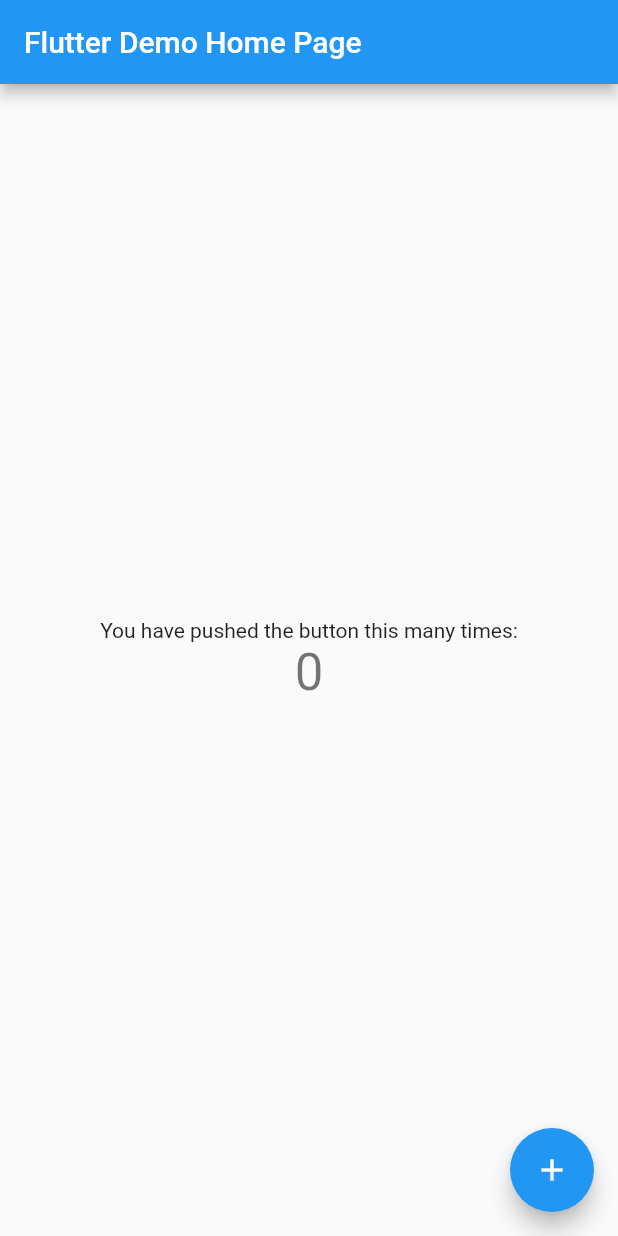
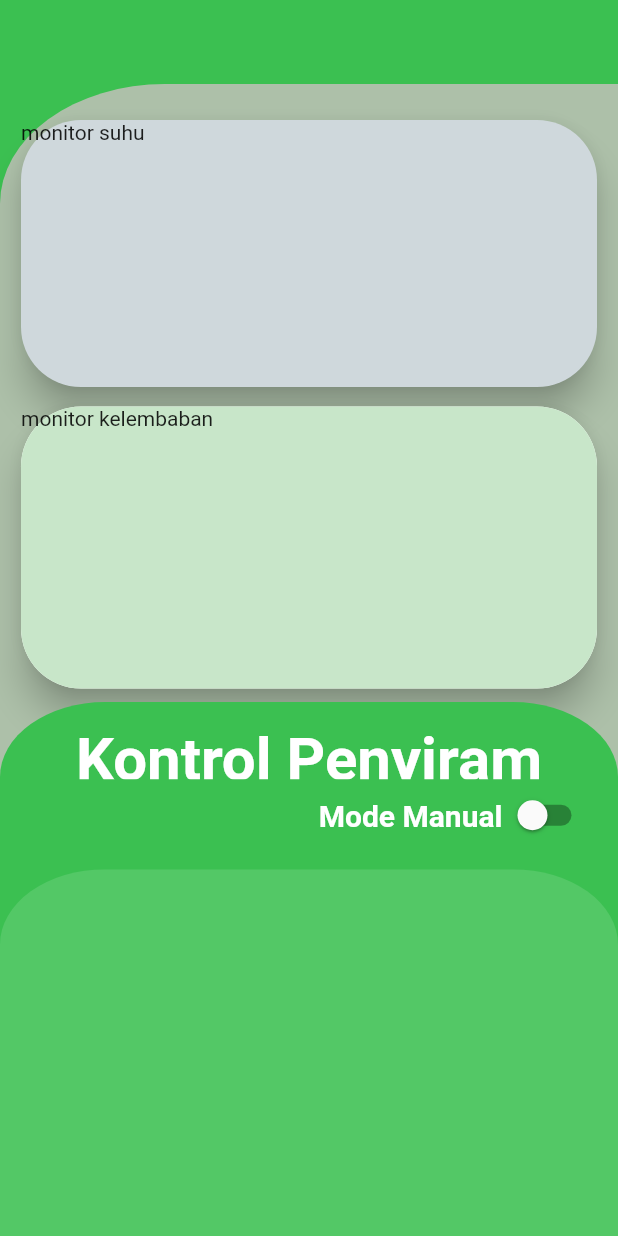
Before and after one commit to ilhamhermi/aplikasi_penyiram_jamur, a Flutter app: the screen it shows after launch, on a phone screen of 412 x 824 dp. Run offline on Flutter 3.47's test engine with Material 2 defaults, Android fonts, the light colour scheme and no system bars; our stand-ins replace hexcolor; missing offline and left inert: number_inc_dec.

Commit message:
add controll page

```diff
--- a/lib/main.dart
+++ b/lib/main.dart
@@ -1,4 +1,6 @@
 import 'package:flutter/material.dart';
+
+import 'menuControl.dart';
 
 void main() {
   runApp(MyApp());
@@ -22,7 +24,8 @@
         // is not restarted.
         primarySwatch: Colors.blue,
       ),
-      home: MyHomePage(title: 'Flutter Demo Home Page'),
+      // home: MyHomePage(title: 'Flutter Demo Home Page'),
+      home: ControllMenu(),
     );
   }
 }
--- /dev/null
+++ b/lib/menuControl.dart
@@ -0,0 +1,462 @@
+import 'dart:ui';
+
+import 'package:flutter/material.dart';
+import 'package:hexcolor/hexcolor.dart';
+import 'package:number_inc_dec/number_inc_dec.dart';
+
+class ControllMenu extends StatefulWidget {
+  const ControllMenu({Key? key}) : super(key: key);
+
+  @override
+  _ControllMenuState createState() => _ControllMenuState();
+}
+
+class _ControllMenuState extends State<ControllMenu> {
+  List<Color> gradientBlue = [
+    // Color(0xa4e459),
+    // Color(0x3bc051),
+    // Color(0x047029),
+    Colors.green.shade400,
+    Colors.green.shade500,
+    Colors.green.shade700,
+    Colors.green.shade900,
+  ];
+  bool _kondisi = false;
+
+  final minSuhuController = TextEditingController();
+  final maxSuhuController = TextEditingController();
+  final minKelembabanController = TextEditingController();
+  final maxKelembabanController = TextEditingController();
+  @override
+  Widget build(BuildContext context) {
+    return Scaffold(
+      // resizeToAvoidBottomInset: false,
+      appBar: AppBar(
+        backgroundColor: HexColor('#3bc051'),
+        elevation: 0,
+      ),
+      body: SingleChildScrollView(
+        child: Container(
+          width: MediaQuery.of(context).size.width,
+          height: MediaQuery.of(context).size.height,
+          decoration: BoxDecoration(
+            borderRadius: BorderRadius.only(
+              topLeft: Radius.elliptical(110, 80),
+            ),
+            color: HexColor('#adc0a9'),
+          ),
+          child: Column(
+            children: [
+              Expanded(
+                flex: 1,
+                child: Padding(
+                  padding:
+                      const EdgeInsets.only(top: 20.0, left: 10, right: 10),
+                  child: Card(
+                    shape: RoundedRectangleBorder(
+                        borderRadius: BorderRadius.circular(40)),
+                    color: Colors.blueGrey.shade100,
+                    child: Container(
+                        width: MediaQuery.of(context).size.width,
+                        height: MediaQuery.of(context).size.height,
+                        child: Text("monitor suhu")),
+                    elevation: 10,
+                  ),
+                ),
+              ),
+              Expanded(
+                flex: 1,
+                child: Padding(
+                  padding: const EdgeInsets.only(
+                      top: 5.0, left: 10, right: 10, bottom: 5),
+                  child: Card(
+                    shape: RoundedRectangleBorder(
+                        borderRadius: BorderRadius.circular(40)),
+                    // color: HexColor('#a4e459'),
+                    child: Container(
+                        decoration: BoxDecoration(
+                          borderRadius: BorderRadius.circular(40),
+                          // gradient: LinearGradient(
+                          //   begin: Alignment.topCenter,
+                          //   end: Alignment.bottomCenter,
+                          //   colors: [
+                          //     HexColor('#047029'),
+                          //     HexColor('#3bc051'),
+                          //     HexColor('#047029'),
+
+                          //     // Colors.green.shade600
+                          //   ],
+                          // )
+                          color: Colors.green.shade100,
+                        ),
+                        width: MediaQuery.of(context).size.width,
+                        child: Text("monitor kelembaban")),
+                    elevation: 10,
+                  ),
+                ),
+              ),
+              Expanded(
+                flex: 2,
+                child: Container(
+                    width: MediaQuery.of(context).size.width,
+                    decoration: BoxDecoration(
+                        color: HexColor('#3bc051'),
+                        borderRadius: BorderRadius.only(
+                          topLeft: Radius.elliptical(70, 50),
+                          topRight: Radius.elliptical(70, 50),
+                        )),
+                    child: Column(
+                      children: [
+                        Expanded(
+                          flex: 1,
+                          child: Padding(
+                            padding: const EdgeInsets.only(
+                                top: 15.0, left: 10, right: 10),
+                            child: Container(
+                              alignment: Alignment.center,
+                              width: MediaQuery.of(context).size.width,
+                              child: Text(
+                                "Kontrol Penyiram",
+                                style: TextStyle(
+                                  color: Colors.white,
+                                  fontSize: 40,
+                                  fontWeight: FontWeight.bold,
+                                ),
+                              ),
+                            ),
+                          ),
+                        ),
+                        Expanded(
+                            flex: 7,
+                            child: Container(
+                              child: Column(
+                                children: [
+                                  Expanded(
+                                    flex: 1,
+                                    child: Container(
+                                      alignment: Alignment.topRight,
+                                      child: Padding(
+                                        padding:
+                                            const EdgeInsets.only(right: 18.0),
+                                        child: Row(
+                                          mainAxisAlignment:
+                                              MainAxisAlignment.end,
+                                          children: [
+                                            Text(
+                                              _kondisi == true
+                                                  ? "Mode Otomatis "
+                                                  : "Mode Manual",
+                                              style: TextStyle(
+                                                color: Colors.white,
+                                                fontSize: 20,
+                                                fontWeight: FontWeight.bold,
+                                              ),
+                                            ),
+                                            Switch(
+                                              value: _kondisi,
+                                              onChanged: (value) {
+                                                setState(() {
+                                                  _kondisi = value;
+                                                  print(_kondisi);
+                                                });
+                                              },
+                                              activeColor: Colors.amberAccent,
+                                            ),
+                                          ],
+                                        ),
+                                      ),
+                                    ),
+                                  ),
+                                  Expanded(
+                                    flex: 5,
+                                    child: Container(
+                                      width: MediaQuery.of(context).size.width,
+                                      // height:
+                                      //     MediaQuery.of(context).size.height / 10,
+                                      decoration: BoxDecoration(
+                                        borderRadius: BorderRadius.only(
+                                          topLeft: Radius.elliptical(70, 50),
+                                          topRight: Radius.elliptical(70, 50),
+                                        ),
+                                        color: Colors.white12,
+                                      ),
+                                      child: _kondisi == true
+                                          ? _otomatis()
+                                          : _manual(),
+                                    ),
+                                  )
+                                ],
+                              ),
+                            ))
+                      ],
+                    )),
+              ),
+            ],
+          ),
+        ),
+      ),
+      backgroundColor: HexColor('#3bc051'),
+    );
+  }
+
+  Widget _manual() {
+    return Padding(
+        padding: const EdgeInsets.only(
+      top: 30,
+      left: 20,
+      right: 20,
+    ));
+  }
+
+  Widget _otomatis() {
+    return Padding(
+      padding: const EdgeInsets.only(
+        top: 30,
+        left: 20,
+        right: 20,
+      ),
+      child: Column(
+        crossAxisAlignment: CrossAxisAlignment.start,
+        children: [
+          Text(
+            "Batas Suhu : ",
+            style: TextStyle(
+              color: Colors.white,
+              fontSize: 20,
+              fontWeight: FontWeight.bold,
+            ),
+            textAlign: TextAlign.left,
+          ),
+          SizedBox(
+            height: 10,
+          ),
+          Row(
+            mainAxisAlignment: MainAxisAlignment.center,
+            children: [
+              Container(
+                width: 100,
+                height: 55,
+                child: NumberInputWithIncrementDecrement(
+                  textAlign: TextAlign.justify,
+                  style: TextStyle(
+                    fontSize: 22,
+                    color: Colors.white,
+                  ),
+                  widgetContainerDecoration: BoxDecoration(
+                    borderRadius: BorderRadius.circular(10),
+                    border: new Border.all(
+                      color: Colors.transparent,
+                      width: 0,
+                    ),
+                  ),
+                  numberFieldDecoration: InputDecoration(
+                    focusedBorder: OutlineInputBorder(
+                      borderRadius: BorderRadius.circular(10),
+                      borderSide: BorderSide(
+                        color: Colors.amber,
+                        width: 3,
+                      ),
+                    ),
+                    border: OutlineInputBorder(
+                      borderRadius: BorderRadius.circular(10.0),
+                      borderSide: BorderSide(
+                        color: Colors.amber,
+                        width: 3,
+                      ),
+                    ),
+                  ),
+                  controller: minSuhuController,
+                ),
+              ),
+              Text(
+                "\u2103",
+                style: TextStyle(
+                  color: Colors.white,
+                  fontSize: 40,
+                  fontWeight: FontWeight.bold,
+                ),
+              ),
+              SizedBox(
+                width: 20,
+              ),
+              Text(
+                "< suhu >",
+                style: TextStyle(
+                  color: Colors.white,
+                  fontSize: 30,
+                  fontWeight: FontWeight.bold,
+                ),
+              ),
+              SizedBox(
+                width: 20,
+              ),
+              Container(
+                width: 100,
+                height: 55,
+                child: NumberInputWithIncrementDecrement(
+                  textAlign: TextAlign.justify,
+                  style: TextStyle(
+                    fontSize: 22,
+                    color: Colors.white,
+                  ),
+                  widgetContainerDecoration: BoxDecoration(
+                    borderRadius: BorderRadius.circular(10),
+                    border: new Border.all(
+                      color: Colors.transparent,
+                      width: 0,
+                    ),
+                  ),
+                  numberFieldDecoration: InputDecoration(
+                    focusedBorder: OutlineInputBorder(
+                      borderRadius: BorderRadius.circular(10),
+                      borderSide: BorderSide(
+                        color: Colors.amber,
+                        width: 3,
+                      ),
+                    ),
+                    border: OutlineInputBorder(
+                      borderRadius: BorderRadius.circular(10.0),
+                      borderSide: BorderSide(
+                        color: Colors.amber,
+                        width: 3,
+                      ),
+                    ),
+                  ),
+                  controller: maxSuhuController,
+                ),
+              ),
+              Text(
+                "\u2103",
+                style: TextStyle(
+                  color: Colors.white,
+                  fontSize: 40,
+                  fontWeight: FontWeight.bold,
+                ),
+              ),
+            ],
+          ),
+          SizedBox(
+            height: 15,
+          ),
+          Text(
+            "Batas Kelembaban : ",
+            style: TextStyle(
+              color: Colors.white,
+              fontSize: 20,
+              fontWeight: FontWeight.bold,
+            ),
+            textAlign: TextAlign.left,
+          ),
+          SizedBox(
+            height: 10,
+          ),
+          Row(
+            mainAxisAlignment: MainAxisAlignment.center,
+            children: [
+              Container(
+                width: 100,
+                height: 55,
+                child: NumberInputWithIncrementDecrement(
+                  textAlign: TextAlign.justify,
+                  style: TextStyle(
+                    fontSize: 25,
+                    color: Colors.white,
+                  ),
+                  widgetContainerDecoration: BoxDecoration(
+                    borderRadius: BorderRadius.circular(10),
+                    border: new Border.all(
+                      color: Colors.transparent,
+                      width: 0,
+                    ),
+                  ),
+                  numberFieldDecoration: InputDecoration(
+                    focusedBorder: OutlineInputBorder(
+                      borderRadius: BorderRadius.circular(10),
+                      borderSide: BorderSide(
+                        color: Colors.amber,
+                        width: 3,
+                      ),
+                    ),
+                    border: OutlineInputBorder(
+                      borderRadius: BorderRadius.circular(10.0),
+                      borderSide: BorderSide(
+                        color: Colors.amber,
+                        width: 3,
+                      ),
+                    ),
+                  ),
+                  controller: minKelembabanController,
+                ),
+              ),
+              Text(
+                "%",
+                style: TextStyle(
+                  color: Colors.white,
+                  fontSize: 40,
+                  fontWeight: FontWeight.bold,
+                ),
+              ),
+              SizedBox(
+                width: 20,
+              ),
+              Text(
+                "sampai",
+                style: TextStyle(
+                  color: Colors.white,
+                  fontSize: 40,
+                  fontWeight: FontWeight.bold,
+                ),
+              ),
+              SizedBox(
+                width: 20,
+              ),
+              Container(
+                width: 100,
+                height: 55,
+                child: NumberInputWithIncrementDecrement(
+                  textAlign: TextAlign.justify,
+                  style: TextStyle(
+                    fontSize: 25,
+                    color: Colors.white,
+                  ),
+                  widgetContainerDecoration: BoxDecoration(
+                    borderRadius: BorderRadius.circular(10),
+                    border: new Border.all(
+                      color: Colors.transparent,
+                      width: 0,
+                    ),
+                  ),
+                  numberFieldDecoration: InputDecoration(
+                    focusedBorder: OutlineInputBorder(
+                      borderRadius: BorderRadius.circular(10),
+                      borderSide: BorderSide(
+                        color: Colors.amber,
+                        width: 3,
+                      ),
+                    ),
+                    border: OutlineInputBorder(
+                      borderRadius: BorderRadius.circular(10.0),
+                      borderSide: BorderSide(
+                        color: Colors.amber,
+                        width: 3,
+                      ),
+                    ),
+                  ),
+                  controller: maxKelembabanController,
+                ),
+              ),
+              Text(
+                "%",
+                style: TextStyle(
+                  color: Colors.white,
+                  fontSize: 40,
+                  fontWeight: FontWeight.bold,
+                ),
+              ),
+            ],
+          )
+        ],
+      ),
+    );
+  }
+}
--- a/pubspec.yaml
+++ b/pubspec.yaml
@@ -25,6 +25,7 @@
   flutter:
     sdk: flutter
   hexcolor: ^2.0.5
+  number_inc_dec: ^0.8.0
 
 dev_dependencies:
   flutter_test:
```
Also changed, not shown: pubspec.lock.
